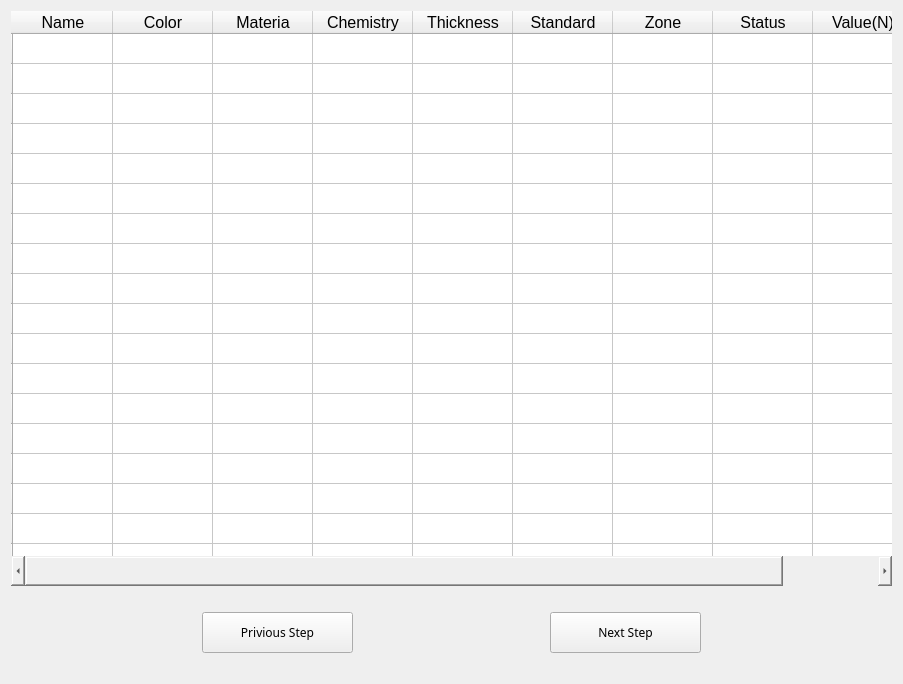
First picture: the form in Ui/sample_list.ui, repository tahyuu/glove_test, before the edit.
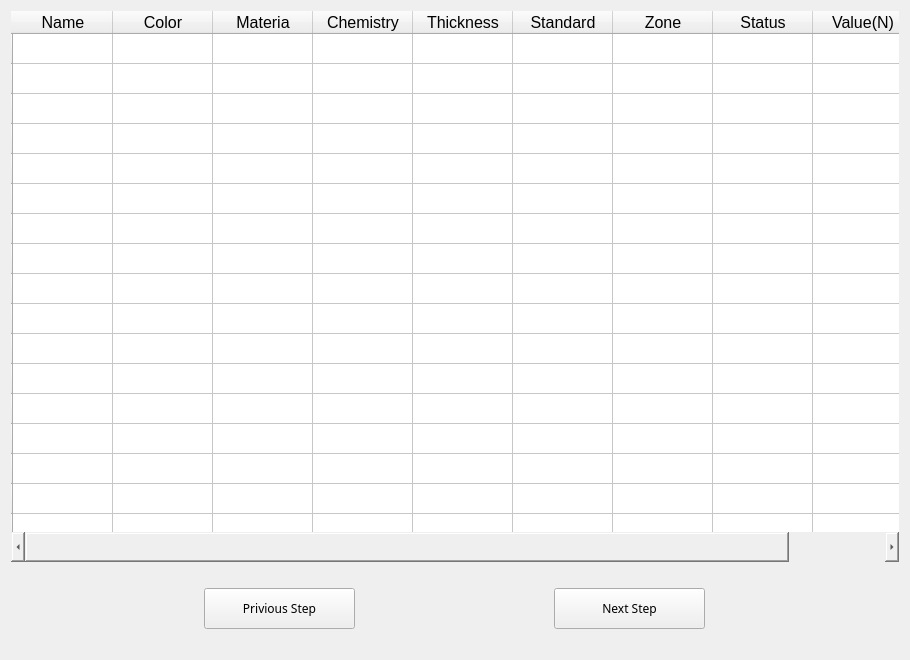
Second picture: the form after the edit.

Commit message: update Ui_sample list show

```diff
--- a/Ui/sample_list.ui
+++ b/Ui/sample_list.ui
@@ -6,8 +6,8 @@
    <rect>
     <x>0</x>
     <y>0</y>
-    <width>903</width>
-    <height>684</height>
+    <width>910</width>
+    <height>660</height>
    </rect>
   </property>
   <property name="windowTitle">
```
Left out of the diff: 34 changed lines with no effect on the pictures. The commit also changes 2 other files.
